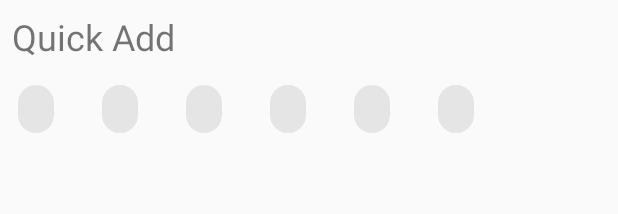
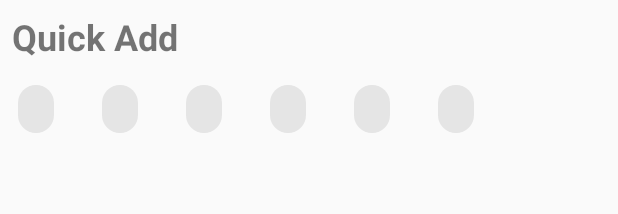
Before and after one commit to ryubears/re-mind, an Android app: the layout quick_add.xml on its own in the app's theme, with its tools: preview values and no code run, on a phone screen of 412 x 824 dp. Shown: the top 214 px of the screen. Run offline under Robolectric (Android 15) with nearby library versions, the light colour scheme and no system bars.

Commit message:
final design work

```diff
--- a/app/src/main/res/layout/quick_add.xml
+++ b/app/src/main/res/layout/quick_add.xml
@@ -16,6 +16,7 @@
         android:layout_marginBottom="8dp"
         android:text="@string/quick_add"
         android:textSize="24sp"
+        android:textStyle="bold"
         app:layout_constraintBottom_toTopOf="@+id/horizontalScrollView2"
         app:layout_constraintStart_toStartOf="parent"
         app:layout_constraintTop_toTopOf="parent"
```
